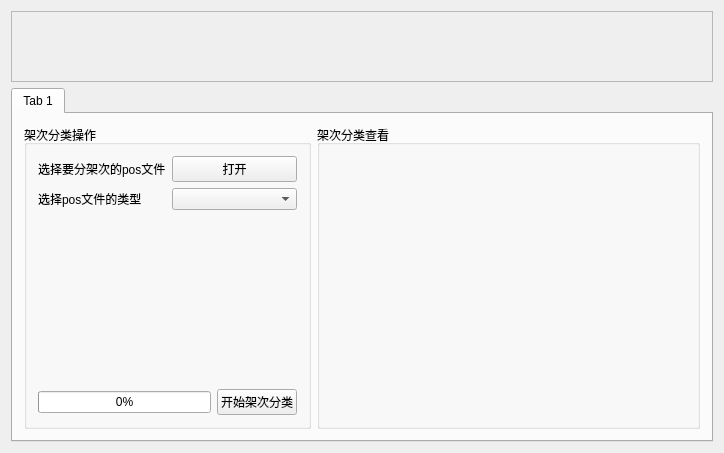
This is ImageProcess/CamSort.ui in eric1987/ImageProcess as Qt 5 draws it before an edit. The edited form follows.
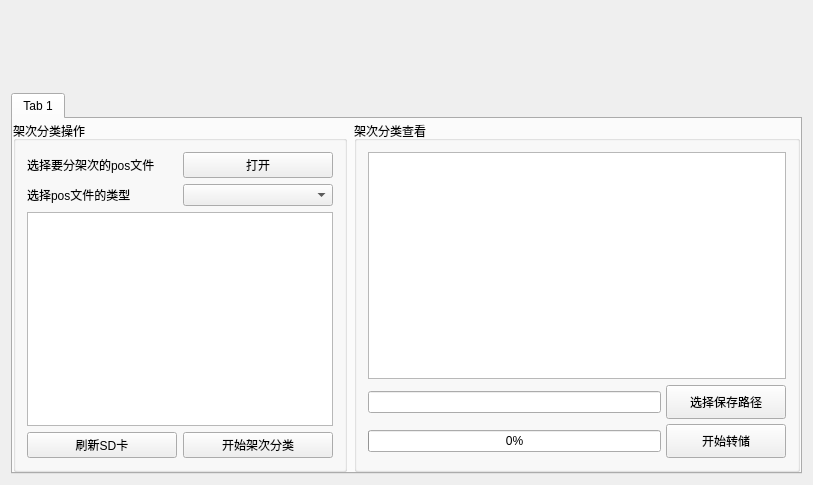
This is the edited form.

Patch:
```diff
--- a/ImageProcess/CamSort.ui
+++ b/ImageProcess/CamSort.ui
@@ -6,8 +6,8 @@
    <rect>
     <x>0</x>
     <y>0</y>
-    <width>724</width>
-    <height>453</height>
+    <width>813</width>
+    <height>485</height>
    </rect>
   </property>
   <property name="windowTitle">
@@ -15,21 +15,7 @@
   </property>
   <layout class="QVBoxLayout" name="verticalLayout" stretch="1,5">
    <item>
-    <widget class="QScrollArea" name="scrollArea">
-     <property name="widgetResizable">
-      <bool>true</bool>
-     </property>
-     <widget class="QWidget" name="scrollAreaWidgetContents">
-      <property name="geometry">
-       <rect>
-        <x>0</x>
-        <y>0</y>
-        <width>704</width>
-        <height>70</height>
-       </rect>
-      </property>
-     </widget>
-    </widget>
+    <widget class="QWidget" name="widget" native="true"/>
    </item>
    <item>
     <widget class="QTabWidget" name="tabWidget">
@@ -41,12 +27,27 @@
        <string>Tab 1</string>
       </attribute>
       <layout class="QHBoxLayout" name="horizontalLayout" stretch="3,4">
+       <property name="spacing">
+        <number>7</number>
+       </property>
+       <property name="leftMargin">
+        <number>0</number>
+       </property>
+       <property name="topMargin">
+        <number>2</number>
+       </property>
+       <property name="rightMargin">
+        <number>0</number>
+       </property>
+       <property name="bottomMargin">
+        <number>0</number>
+       </property>
        <item>
         <widget class="QGroupBox" name="groupBox">
          <property name="title">
           <string>架次分类操作</string>
          </property>
-         <layout class="QVBoxLayout" name="verticalLayout_2">
+         <layout class="QVBoxLayout" name="verticalLayout_2" stretch="0,0,0">
           <item>
            <layout class="QGridLayout" name="gridLayout">
             <item row="0" column="0">
@@ -76,24 +77,14 @@
            </layout>
           </item>
           <item>
-           <spacer name="verticalSpacer">
-            <property name="orientation">
-             <enum>Qt::Vertical</enum>
-            </property>
-            <property name="sizeHint" stdset="0">
-             <size>
-              <width>20</width>
-              <height>191</height>
-             </size>
-            </property>
-           </spacer>
+           <widget class="QListWidget" name="posWidget"/>
           </item>
           <item>
            <layout class="QHBoxLayout" name="horizontalLayout_2">
             <item>
-             <widget class="QProgressBar" name="progressBar">
-              <property name="value">
-               <number>0</number>
+             <widget class="QPushButton" name="refreshSD">
+              <property name="text">
+               <string>刷新SD卡</string>
               </property>
              </widget>
             </item>
@@ -114,6 +105,107 @@
          <property name="title">
           <string>架次分类查看</string>
          </property>
+         <layout class="QVBoxLayout" name="verticalLayout_3" stretch="1,0">
+          <item>
+           <widget class="QWidget" name="widget_3" native="true">
+            <layout class="QHBoxLayout" name="horizontalLayout_3">
+             <property name="spacing">
+              <number>0</number>
+             </property>
+             <property name="leftMargin">
+              <number>0</number>
+             </property>
+             <property name="topMargin">
+              <number>0</number>
+             </property>
+             <property name="rightMargin">
+              <number>0</number>
+             </property>
+             <property name="bottomMargin">
+              <number>0</number>
+             </property>
+             <item>
+              <widget class="QTableWidget" name="tableWidget"/>
+             </item>
+            </layout>
+           </widget>
+          </item>
+          <item>
+           <widget class="QWidget" name="widget_2" native="true">
+            <layout class="QGridLayout" name="gridLayout_2">
+             <property name="leftMargin">
+              <number>0</number>
+             </property>
+             <property name="topMargin">
+              <number>0</number>
+             </property>
+             <property name="rightMargin">
+              <number>0</number>
+             </property>
+             <property name="bottomMargin">
+              <number>0</number>
+             </property>
+             <property name="spacing">
+              <number>5</number>
+             </property>
+             <item row="0" column="0">
+              <widget class="QLineEdit" name="lineEdit"/>
+             </item>
+             <item row="0" column="1">
+              <widget class="QPushButton" name="selectSavePath">
+               <property name="minimumSize">
+                <size>
+                 <width>120</width>
+                 <height>34</height>
+                </size>
+               </property>
+               <property name="baseSize">
+                <size>
+                 <width>120</width>
+                 <height>34</height>
+                </size>
+               </property>
+               <property name="text">
+                <string>选择保存路径</string>
+               </property>
+              </widget>
+             </item>
+             <item row="1" column="0">
+              <widget class="QProgressBar" name="progressBar">
+               <property name="value">
+                <number>0</number>
+               </property>
+              </widget>
+             </item>
+             <item row="1" column="1">
+              <widget class="QToolButton" name="startSave">
+               <property name="sizePolicy">
+                <sizepolicy hsizetype="Preferred" vsizetype="Preferred">
+                 <horstretch>0</horstretch>
+                 <verstretch>0</verstretch>
+                </sizepolicy>
+               </property>
+               <property name="minimumSize">
+                <size>
+                 <width>120</width>
+                 <height>34</height>
+                </size>
+               </property>
+               <property name="baseSize">
+                <size>
+                 <width>120</width>
+                 <height>34</height>
+                </size>
+               </property>
+               <property name="text">
+                <string>开始转储</string>
+               </property>
+              </widget>
+             </item>
+            </layout>
+           </widget>
+          </item>
+         </layout>
         </widget>
        </item>
       </layout>
```
